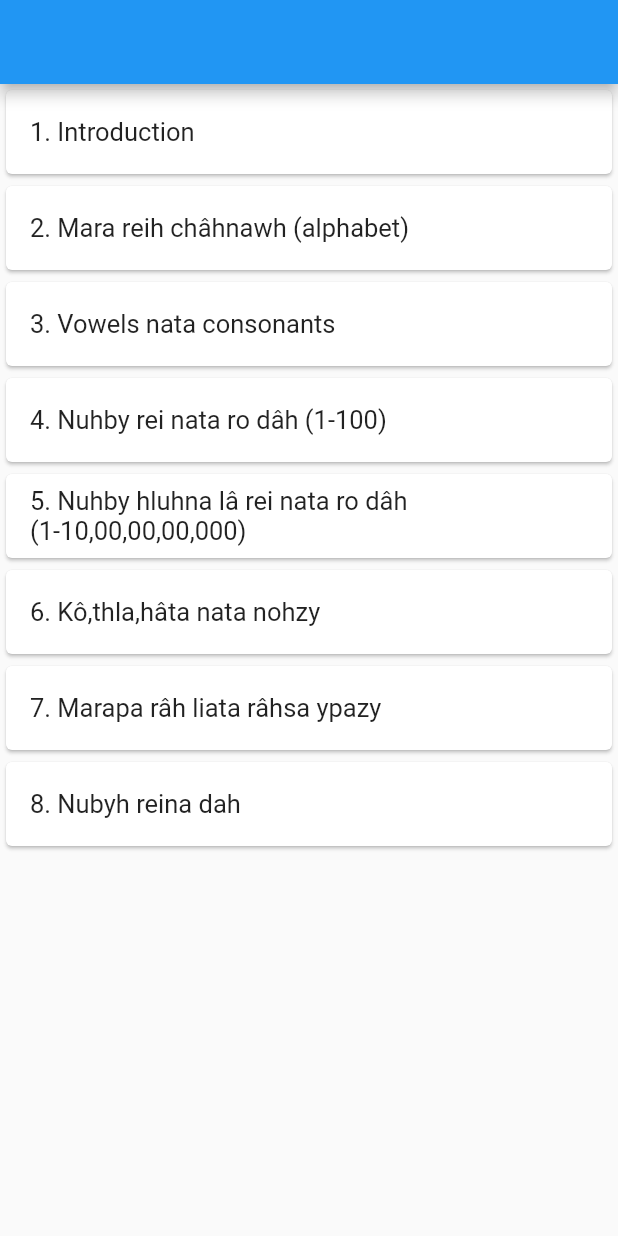
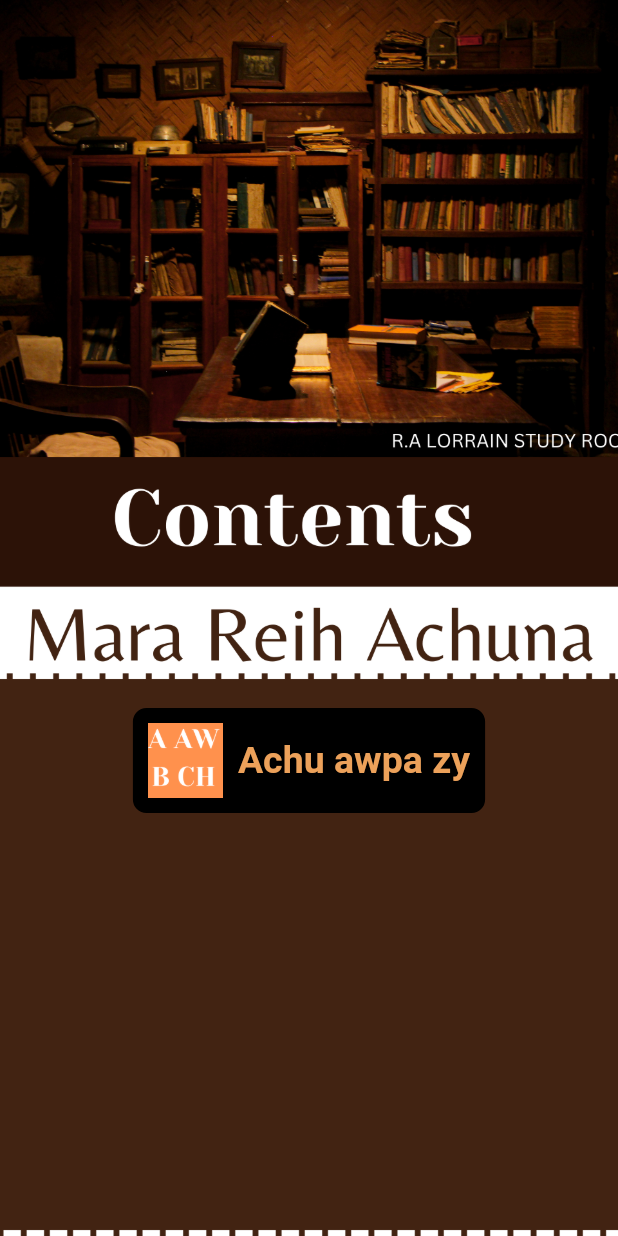
Before and after one commit to stevenfachhai/mara_rei_achuna, a Flutter app: the screen it shows after launch, on a phone screen of 412 x 824 dp. Run offline on Flutter 3.47's test engine with Material 2 defaults, Android fonts, the phone set to English and light mode, and no system bars; our stand-ins replace just_audio.

Commit message:
add home screen

```diff
--- a/lib/content/audio_block.dart
+++ b/lib/content/audio_block.dart
@@ -7,4 +7,7 @@ const audioBlock = {
   6: 'assets/audio/Ko.mp3',
   7: 'assets/audio/Relax.mp3',
   8: 'assets/audio/Nuby_reina.mp3',
+  9: 'assets/audio/Nuby_reina.mp3',
+  10: 'assets/audio/Nuby_reina.mp3',
+  11: 'assets/audio/Nuby_reina.mp3',
 };
--- a/lib/content/topic_list.dart
+++ b/lib/content/topic_list.dart
@@ -7,4 +7,7 @@ const topicList = [
   '6. Kô,thla,hâta nata nohzy',
   '7. Marapa râh liata râhsa ypazy',
   '8. Nubyh reina dah',
+  '9. TLÔSAIH NATA CHAPI REIH ALYU LEIPA ZY',
+  '10. Mara reih liata ‘h’ baina',
+  '11. Mara reih liata pazao awhpa nata pazao lei awhpa zy',
 ];
--- a/lib/main.dart
+++ b/lib/main.dart
@@ -1,5 +1,5 @@
 import 'package:flutter/material.dart';
-import 'package:mara_rei_achuna/screen/topic_screen.dart';
+import 'package:mara_rei_achuna/screen/home_screen.dart';
 
 void main() {
   setupGetIt();
@@ -15,7 +15,7 @@ class MyApp extends StatelessWidget {
   Widget build(BuildContext context) {
     return const MaterialApp(
       debugShowCheckedModeBanner: false,
-      home: TopicScreen(),
+      home: HomeScreen(),
     );
   }
 }
--- /dev/null
+++ b/lib/screen/home_screen.dart
@@ -0,0 +1,75 @@
+import 'package:flutter/material.dart';
+import 'package:mara_rei_achuna/screen/topic_screen.dart';
+
+class HomeScreen extends StatelessWidget {
+  const HomeScreen({Key? key}) : super(key: key);
+
+  @override
+  Widget build(BuildContext context) {
+    return Scaffold(
+      body: Container(
+        decoration: const BoxDecoration(
+          image: DecorationImage(
+            image: AssetImage('assets/image/Contentsa.png'),
+            fit: BoxFit.cover,
+          ),
+        ),
+        child: Center(
+          child: Padding(
+            padding: const EdgeInsets.all(8.0),
+            child: Column(
+              children: [
+                const SizedBox(height: 464), // Add this SizedBox here
+
+                GestureDetector(
+                  onTap: () {
+                    Navigator.push(
+                      context,
+                      MaterialPageRoute(
+                        builder: (context) => const TopicScreen(),
+                      ),
+                    );
+                  },
+                  child: Container(
+                    padding: const EdgeInsets.all(8.0),
+                    decoration: BoxDecoration(
+                      color: Colors.black,
+                      border: Border.all(
+                        color: Colors.black,
+                        width: 2.0,
+                      ),
+                      borderRadius: BorderRadius.circular(9.0),
+                    ),
+                    child: Row(
+                      mainAxisSize: MainAxisSize.min,
+                      children: [
+                        Image.asset(
+                          'assets/image/icon.png', // Replace with the path to your image file
+                          width:
+                              50, // Replace with the desired width for the image
+                          height:
+                              50, // Replace with the desired height for the image
+                        ),
+                        const SizedBox(
+                            width:
+                                10), // Add some spacing between image and text
+                        const Text(
+                          'Achu awpa zy',
+                          style: TextStyle(
+                            fontSize: 25,
+                            color: Color.fromARGB(255, 236, 161, 90),
+                            fontWeight: FontWeight.bold,
+                          ),
+                        ),
+                      ],
+                    ),
+                  ),
+                ),
+              ],
+            ),
+          ),
+        ),
+      ),
+    );
+  }
+}
--- a/lib/screen/topic_screen.dart
+++ b/lib/screen/topic_screen.dart
@@ -23,6 +23,7 @@ class TopicScreen extends StatelessWidget {
                     style: const TextStyle(fontSize: 17),
                   ),
                   onTap: () {
+                    // ignore: avoid_print
                     print(index + 1); // Print index for ChapterScreen
                     Navigator.push(
                       context,
--- a/pubspec.yaml
+++ b/pubspec.yaml
@@ -9,7 +9,7 @@ environment:
 dependencies:
   flutter:
     sdk: flutter
-  just_audio: ^0.9.33
+  just_audio: ^0.9.34
   cupertino_icons: ^1.0.2
 
 dev_dependencies:
@@ -35,3 +35,5 @@ flutter:
     - assets/audio/1.mp3
     - assets/audio/Relax.mp3
     - assets/image/nubyh.png
+    - assets/image/Contentsa.png
+    - assets/image/icon.png
```
Also changed, not shown: lib/content/chapter_block.dart (+114 -1 lines), lib/screen/chapter_screen.dart (+23 -30 lines), assets/image/Contentsa.png (added), assets/image/icon.png (added), pubspec.lock.
